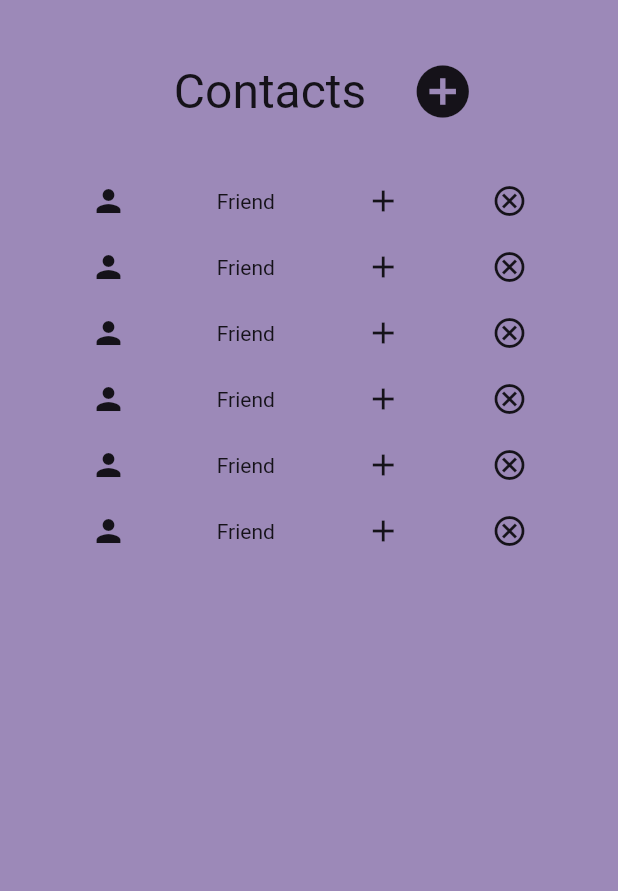
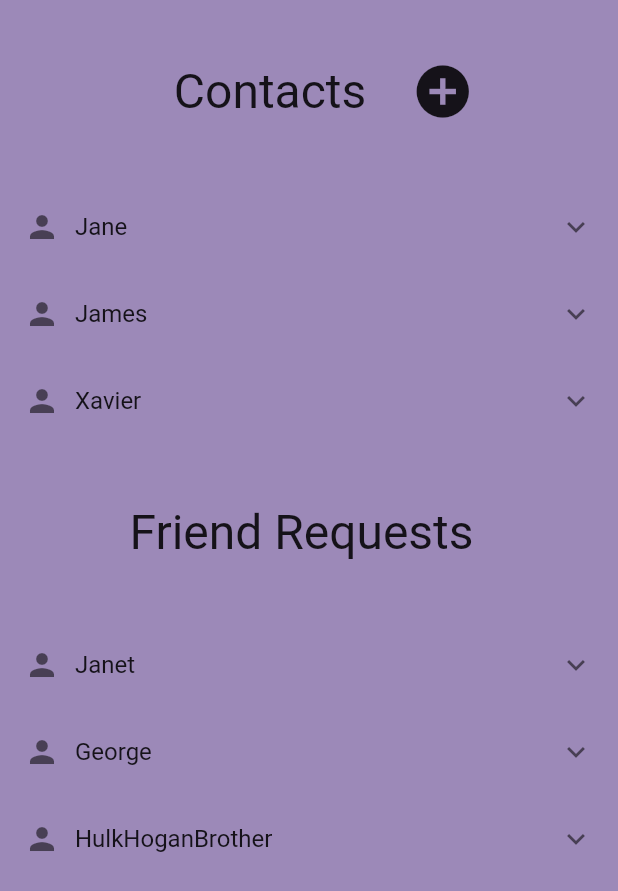
Before and after one commit to Vem0n/Step-Racer, a Flutter app: the DrawerScreen screen opened directly, on a phone screen of 412 x 824 dp. Shown: the top 891 px of the screen. Run offline on Flutter 3.47's test engine with Material 2 defaults, Android fonts, the light colour scheme and no system bars; our stand-ins replace bloc, dio, flutter_bloc, flutter_zoom_drawer, jwt_decoder, logger and 2 more; accounts and stored records are empty; statements that could not run were skipped.

Commit message:
Update
Home page layout finished, ready for data population. Created boilerplate for device setup wizard

```diff
--- a/frontend/step_it_up/lib/bloc/home_page_event.dart
+++ b/frontend/step_it_up/lib/bloc/home_page_event.dart
@@ -5,3 +5,9 @@ abstract class HomePageEvent {}
 
 class HomeLoader extends HomePageEvent {
 }
+
+class HomeSetupInitiator extends HomePageEvent {
+  final BuildContext context;
+
+  HomeSetupInitiator(this.context);
+}
--- a/frontend/step_it_up/lib/bloc/home_page_state.dart
+++ b/frontend/step_it_up/lib/bloc/home_page_state.dart
@@ -5,4 +5,6 @@ abstract class HomePageState {}
 
 class HomePageInitial extends HomePageState {}
 
-class HomePageLoaded extends HomePageState {}
+class HomePageLoadedNoDevice extends HomePageState {}
+
+class HomePageLoadedSetDevice extends HomePageState {}
--- /dev/null
+++ b/frontend/step_it_up/lib/bloc/setup_wizard_event.dart
@@ -0,0 +1,4 @@
+part of 'setup_wizard_bloc.dart';
+
+@immutable
+abstract class SetupWizardEvent {}
--- /dev/null
+++ b/frontend/step_it_up/lib/bloc/setup_wizard_state.dart
@@ -0,0 +1,6 @@
+part of 'setup_wizard_bloc.dart';
+
+@immutable
+abstract class SetupWizardState {}
+
+class SetupWizardInitial extends SetupWizardState {}
--- a/frontend/step_it_up/lib/home_page.dart
+++ b/frontend/step_it_up/lib/home_page.dart
@@ -4,8 +4,11 @@ import 'bloc/home_page_bloc.dart';
 import 'package:flutter_zoom_drawer/flutter_zoom_drawer.dart';
 import 'models/competition_model.dart';
 import 'models/group_competition_model.dart';
+import 'models/friend_model.dart';
 import 'widgets/ongoing_competitions_card.dart';
 import 'widgets/ongoing_group_competitions_card.dart';
+import 'widgets/trophy_card.dart';
+import 'widgets/friend_tiles.dart';
 
 class HomePage extends StatelessWidget {
   HomePage({super.key});
@@ -28,7 +31,7 @@ class HomePage extends StatelessWidget {
               );
             } else {
               return ZoomDrawer(
-                menuScreen: const DrawerScreen(),
+                menuScreen: DrawerScreen(),
                 mainScreen: MainScreen(),
                 borderRadius: 30,
                 showShadow: true,
@@ -160,10 +163,63 @@ class MainScreen extends StatelessWidget {
           backgroundColor: const Color.fromARGB(255, 240, 230, 239),
           elevation: 0),
       backgroundColor: const Color.fromARGB(255, 240, 230, 239),
-      body: SingleChildScrollView(
+      body: BlocBuilder<HomePageBloc, HomePageState>(
+        builder: (context, state) {
+          final homeBloc = BlocProvider.of<HomePageBloc>(context);
+
+          return SingleChildScrollView(
             child: Column(
               mainAxisAlignment: MainAxisAlignment.spaceEvenly,
               children: [
+                if (state is HomePageLoadedNoDevice)
+                  GestureDetector(
+                    onTap: () => homeBloc.add(HomeSetupInitiator(context)),
+                    child: Container(
+                      width: double.infinity,
+                      height: 80,
+                      color: Color.fromARGB(255, 240, 230, 239),
+                      child: Row(
+                        children: [
+                          Padding(
+                            padding: const EdgeInsets.all(8.0),
+                            child: Container(
+                              width: 60,
+                              height: 70,
+                              decoration: const BoxDecoration(
+                                image: DecorationImage(
+                                    image: AssetImage('assets/warning_icon.png'),
+                                    fit: BoxFit.cover),
+                              ),
+                            ),
+                          ),
+                          const SizedBox(
+                            width: 12,
+                          ),
+                          const Flexible(
+                            child: Column(
+                              children: [
+                                Text(
+                                  'Hey!',
+                                  style: TextStyle(
+                                      fontWeight: FontWeight.bold, fontSize: 26),
+                                ),
+                                Text(
+                                  "Let's start by connecting your device",
+                                  style: TextStyle(
+                                      fontSize: 16, fontWeight: FontWeight.bold),
+                                ),
+                                Text(
+                                  "Press me whenever you feel like it",
+                                  style: TextStyle(
+                                      fontSize: 16, fontWeight: FontWeight.bold, color: Colors.green),
+                                ),
+                              ],
+                            ),
+                          )
+                        ],
+                      ),
+                    ),
+                  ),
                 const SizedBox(
                   height: 12,
                 ),
@@ -178,8 +234,8 @@ class MainScreen extends StatelessWidget {
                     if (dummyData2.isNotEmpty)
                       Padding(
                         padding: const EdgeInsets.all(12.0),
-                    child:
-                        OngoingGroupCompetitionsCard(competitions: dummyData2),
+                        child: OngoingGroupCompetitionsCard(
+                            competitions: dummyData2),
                       ),
                     if (dummyData.isEmpty && dummyData2.isEmpty)
                       const Column(
@@ -190,79 +246,50 @@ class MainScreen extends StatelessWidget {
                                 Text(
                                   'Nothing here yet!',
                                   style: TextStyle(
-                                  fontSize: 28, fontWeight: FontWeight.bold),
+                                      fontSize: 28,
+                                      fontWeight: FontWeight.bold),
                                 ),
                               ]),
                           Text('Compete with friends to start')
                         ],
                       ),
-                Padding(
-                  padding: const EdgeInsets.all(12.0),
-                  child: Card(
-                    elevation: 12,
-                    shape: RoundedRectangleBorder(
-                        borderRadius: BorderRadius.circular(18)),
-                    color: const Color.fromARGB(255, 184, 190, 221),
-                    child: SizedBox(
-                      width: double.infinity,
-                      height: 400,
-                      child: Column(
-                        mainAxisAlignment: MainAxisAlignment.center,
-                        children: [
-                          Container(
-                            width: 300,
-                            height: 300,
-                            decoration: const BoxDecoration(
-                              image: DecorationImage(
-                                  image: AssetImage('assets/trophy_icon.png'),
-                                  fit: BoxFit.cover),
-                            ),
-                          ),
-                          const SizedBox(
-                            height: 12,
-                          ),
-                          const Text(
-                            'Your trophies will be right here!',
-                            style: TextStyle(
-                                fontSize: 22, fontWeight: FontWeight.bold),
-                          ),
-                          const SizedBox(
-                            height: 8,
-                          ),
-                          const Text(
-                            "Well, if you get any...",
-                            style: TextStyle(fontSize: 18),
-                          ),
-                          const SizedBox(
-                            height: 12,
-                          )
-                        ],
-                      ),
-                    ),
-                  ),
-                )
+                    const TrophyCard()
                   ],
                 ),
               ],
             ),
+          );
+        },
       ),
     );
   }
 }
 
 class DrawerScreen extends StatelessWidget {
-  const DrawerScreen({super.key});
+  DrawerScreen({super.key});
+
+  final List<Friend> friendData = [
+    Friend(name: 'Jane', email: 'defined@gmail.com', status: 'active'),
+    Friend(name: 'James', email: 'defined@gmail.com', status: 'active'),
+    Friend(name: 'Janet', email: 'defined@gmail.com', status: 'pending'),
+    Friend(name: 'George', email: 'defined@gmail.com', status: 'pending'),
+    Friend(name: 'Xavier', email: 'defined@gmail.com', status: 'active'),
+    Friend(
+        name: 'HulkHoganBrother', email: 'defined@gmail.com', status: 'pending')
+  ];
 
   @override
   Widget build(BuildContext context) {
-    return const Scaffold(
-      backgroundColor: Color.fromARGB(255, 156, 137, 184),
-      body: Column(
+    return Scaffold(
+      backgroundColor: const Color.fromARGB(255, 156, 137, 184),
+      body: SingleChildScrollView(
+        child: Column(
           mainAxisAlignment: MainAxisAlignment.start,
           children: [
-          Padding(
+            const Padding(
               padding: EdgeInsets.only(left: 20.0, top: 40),
-            child: Row(mainAxisAlignment: MainAxisAlignment.center, children: [
+              child:
+                  Row(mainAxisAlignment: MainAxisAlignment.center, children: [
                 Text(
                   'Contacts',
                   style: TextStyle(fontSize: 32),
@@ -276,88 +303,59 @@ class DrawerScreen extends StatelessWidget {
                 )
               ]),
             ),
-          SizedBox(
+            const SizedBox(
               height: 40,
             ),
             Column(
               mainAxisAlignment: MainAxisAlignment.spaceEvenly,
               crossAxisAlignment: CrossAxisAlignment.center,
               children: [
-              Row(
-                mainAxisAlignment: MainAxisAlignment.spaceEvenly,
+                ListView.builder(
+                  shrinkWrap: true,
+                  itemCount: friendData.length,
+                  itemBuilder: (BuildContext context, int index) {
+                    final friend = friendData[index];
+                    if (friend.status == 'active') {
+                      return ActiveFriendTile(friend: friend);
+                    }
+                    return Container();
+                  },
+                ),
+                const Padding(
+                  padding: EdgeInsets.only(left: 20.0, top: 40),
+                  child: Row(
+                      mainAxisAlignment: MainAxisAlignment.center,
                       children: [
-                  Icon(Icons.person),
-                  Text('Friend'),
-                  Icon(Icons.add),
-                  Icon(Icons.cancel_outlined)
-                ],
+                        Flexible(
+                          child: Text(
+                            'Friend Requests',
+                            textAlign: TextAlign.center,
+                            style: TextStyle(fontSize: 32),
+                          ),
                         ),
                         SizedBox(
-                height: 20,
+                          width: 30,
                         ),
-              Row(
-                mainAxisAlignment: MainAxisAlignment.spaceEvenly,
-                children: [
-                  Icon(Icons.person),
-                  Text('Friend'),
-                  Icon(Icons.add),
-                  Icon(Icons.cancel_outlined)
-                ],
+                      ]),
                 ),
-              SizedBox(
-                height: 20,
+                const SizedBox(
+                  height: 40,
                 ),
-              Row(
-                mainAxisAlignment: MainAxisAlignment.spaceEvenly,
-                children: [
-                  Icon(Icons.person),
-                  Text('Friend'),
-                  Icon(Icons.add),
-                  Icon(Icons.cancel_outlined)
-                ],
-              ),
-              SizedBox(
-                height: 20,
-              ),
-              Row(
-                mainAxisAlignment: MainAxisAlignment.spaceEvenly,
-                children: [
-                  Icon(Icons.person),
-                  Text('Friend'),
-                  Icon(Icons.add),
-                  Icon(Icons.cancel_outlined)
-                ],
-              ),
-              SizedBox(
-                height: 20,
-              ),
-              Row(
-                mainAxisAlignment: MainAxisAlignment.spaceEvenly,
-                children: [
-                  Icon(Icons.person),
-                  Text('Friend'),
-                  Icon(Icons.add),
-                  Icon(Icons.cancel_outlined)
-                ],
-              ),
-              SizedBox(
-                height: 20,
-              ),
-              Row(
-                mainAxisAlignment: MainAxisAlignment.spaceEvenly,
-                children: [
-                  Icon(Icons.person),
-                  Text('Friend'),
-                  Icon(Icons.add),
-                  Icon(Icons.cancel_outlined)
-                ],
-              ),
-              SizedBox(
-                height: 20,
+                ListView.builder(
+                  shrinkWrap: true,
+                  itemCount: friendData.length,
+                  itemBuilder: (BuildContext context, int index) {
+                    final friend = friendData[index];
+                    if (friend.status == 'pending') {
+                      return PendingFriendTile(friend: friend);
+                    }
+                    return Container();
+                  },
                 ),
               ],
             ),
           ],
+        ),
       ),
     );
   }
--- a/frontend/step_it_up/lib/main.dart
+++ b/frontend/step_it_up/lib/main.dart
@@ -1,5 +1,6 @@
 import 'package:flutter/material.dart';
 import 'package:flutter/services.dart';
+import 'package:step_it_up/bloc/setup_wizard_page.dart';
 import 'login_page.dart';
 import 'register_page.dart';
 import 'home_page.dart';
@@ -22,7 +23,8 @@ class MainApp extends StatelessWidget {
       routes: {
         '/': (context) => LoginPage(),
         '/register': (context) => RegisterPage(),
-        '/home': (context) => HomePage()
+        '/home': (context) => HomePage(),
+        '/setupwizard' : (context) => SetupWizardPage()
       },
     );
   }
--- /dev/null
+++ b/frontend/step_it_up/lib/models/friend_model.dart
@@ -0,0 +1,12 @@
+class Friend {
+  late final String name;
+  late final String email;
+  late final String status;
+  late final String? profilePicture;
+
+  Friend(
+      {required this.name,
+      required this.email,
+      required this.status,
+      this.profilePicture});
+}
--- /dev/null
+++ b/frontend/step_it_up/lib/widgets/friend_tiles.dart
@@ -0,0 +1,74 @@
+import 'package:flutter/material.dart';
+import 'package:step_it_up/models/friend_model.dart';
+
+class ActiveFriendTile extends StatelessWidget {
+  final Friend friend;
+
+  ActiveFriendTile({required this.friend});
+
+  @override
+  Widget build(BuildContext context) {
+    return ExpansionTile(
+      title: Row(
+        mainAxisAlignment: MainAxisAlignment.spaceAround,
+        children: [
+          const Icon(Icons.person),
+          const SizedBox(width: 10),
+          Expanded(child: Text(friend.name)),
+        ],
+      ),
+      children: [
+        ListTile(
+          leading: const Icon(Icons.add),
+          title: const Text('Invite'),
+          onTap: () {
+            debugPrint('Invite pressed for ${friend.name}');
+          },
+        ),
+        ListTile(
+          leading: const Icon(Icons.delete),
+          title: const Text('Delete'),
+          onTap: () {
+            debugPrint('Delete pressed for ${friend.name}');
+          },
+        ),
+      ],
+    );
+  }
+}
+
+class PendingFriendTile extends StatelessWidget {
+  final Friend friend;
+
+  PendingFriendTile({required this.friend});
+
+  @override
+  Widget build(BuildContext context) {
+    return ExpansionTile(
+      title: Row(
+        mainAxisAlignment: MainAxisAlignment.spaceAround,
+        children: [
+          const Icon(Icons.person),
+          const SizedBox(width: 10),
+          Expanded(child: Text(friend.name)),
+        ],
+      ),
+      children: [
+        ListTile(
+          leading: const Icon(Icons.check),
+          title: const Text('Accept'),
+          onTap: () {
+            debugPrint('Accept pressed for ${friend.name}');
+          },
+        ),
+        ListTile(
+          leading: const Icon(Icons.close),
+          title: const Text('Decline'),
+          onTap: () {
+            debugPrint('Decline pressed for ${friend.name}');
+          },
+        ),
+      ],
+    );
+  }
+}
--- a/frontend/step_it_up/pubspec.yaml
+++ b/frontend/step_it_up/pubspec.yaml
@@ -35,3 +35,4 @@ flutter:
     - assets/app_logo.png
     - assets/app_icon.png
     - assets/login_header.png
+    - assets/warning_icon.png
```
Also changed, not shown: frontend/step_it_up/lib/bloc/home_page_bloc.dart (+19 -2 lines), frontend/step_it_up/lib/bloc/setup_wizard_bloc.dart (added, +13 -0 lines), frontend/step_it_up/lib/setup_wizard_page.dart (added, +10 -0 lines), frontend/step_it_up/lib/widgets/trophy_card.dart (added, +52 -0 lines), frontend/step_it_up/assets/warning_icon.png (added). Lines whose indentation alone changed are shown as unchanged.
